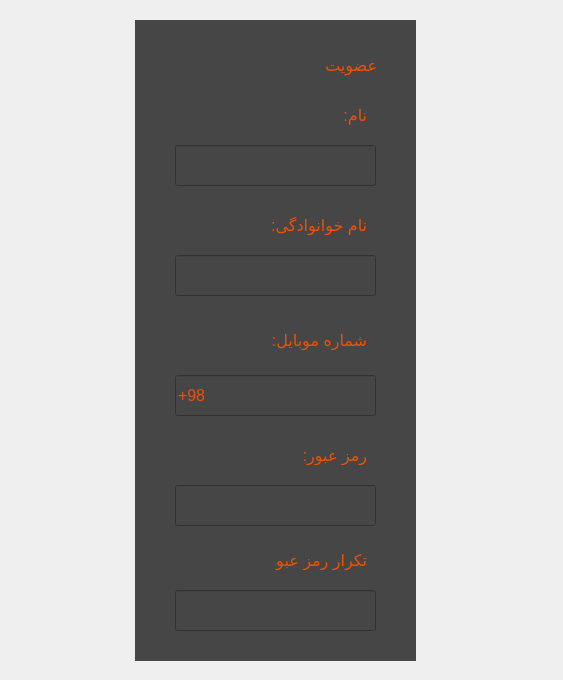
pooratho/FOOD, file customerSignUp.ui: the form before one commit.
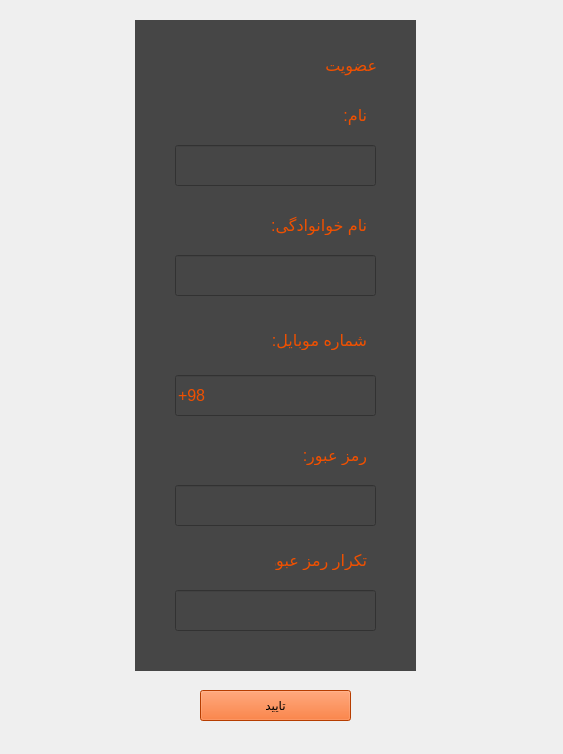
The form after the commit. Icons and pictures are not drawn.

The edit to the form file:
```diff
--- a/customerSignUp.ui
+++ b/customerSignUp.ui
@@ -7,7 +7,7 @@
     <x>0</x>
     <y>0</y>
     <width>563</width>
-    <height>680</height>
+    <height>754</height>
    </rect>
   </property>
   <property name="windowTitle">
@@ -37,14 +37,15 @@
       <x>205</x>
       <y>50</y>
       <width>281</width>
-      <height>641</height>
+      <height>651</height>
      </rect>
     </property>
     <property name="styleSheet">
      <string notr="true">color: rgb(240, 80, 0);
+font: 12pt ;
+font: 12pt &quot;B Farnaz&quot;;
 background-color: rgb(70, 70, 70);
-font: 12pt ;
-font: 12pt &quot;B Farnaz&quot;;</string>
+</string>
     </property>
     <widget class="QLabel" name="label">
      <property name="geometry">
@@ -195,25 +196,43 @@
      </property>
     </widget>
    </widget>
+  </widget>
+  <widget class="QPushButton" name="pushButton">
+   <property name="geometry">
+    <rect>
+     <x>200</x>
+     <y>690</y>
+     <width>151</width>
+     <height>31</height>
+    </rect>
+   </property>
+   <property name="styleSheet">
+    <string notr="true">background-color: rgb(255, 85, 0);
+</string>
+   </property>
+   <property name="text">
+    <string>تایید</string>
+   </property>
+  </widget>
    <widget class="QWidget" name="widget_3" native="true">
     <property name="geometry">
      <rect>
-      <x>50</x>
-      <y>0</y>
+     <x>-10</x>
+     <y>-10</y>
       <width>581</width>
-      <height>770</height>
+     <height>781</height>
      </rect>
     </property>
     <property name="styleSheet">
-     <string notr="true">background-image: url(&quot;C:/Users/Taheri/OneDrive/دسکتاپ/foodSource/hg4.jpg&quot;);
+    <string notr="true">background-image: url(&quot;C:/Users/Taheri/OneDrive/دسکتاپ/foodSource/hg5.jpg&quot;);
 background-repeat: no-repeat;
 background-position: center;
 </string>
     </property>
    </widget>
    <zorder>widget_3</zorder>
-   <zorder>widget_2</zorder>
-  </widget>
+  <zorder>widget</zorder>
+  <zorder>pushButton</zorder>
  </widget>
  <resources/>
  <connections/>
```
Lines whose indentation alone changed are shown as unchanged.
